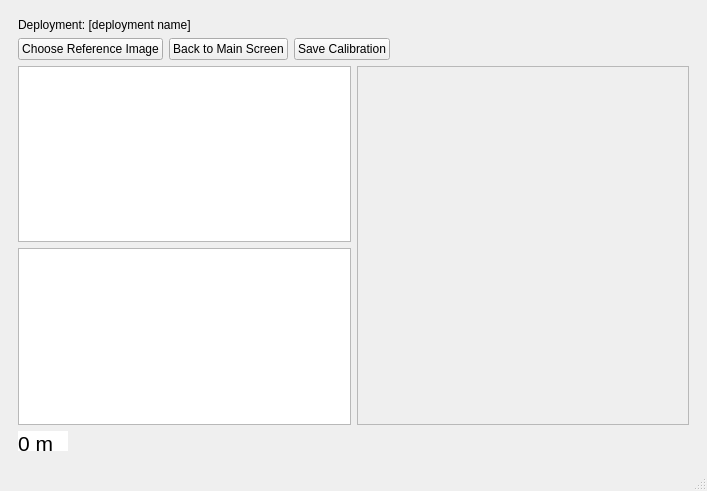
Old version of the form gui.ui in the repository adam-kosinski/Data-Plus-Zoe-Depth.
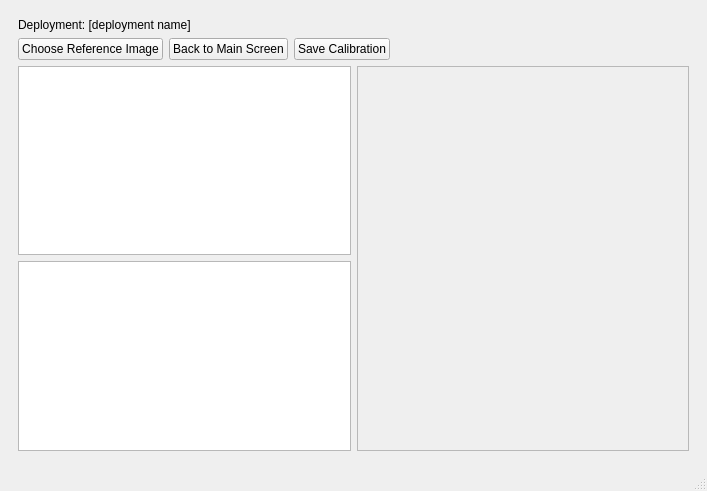
New version of the form. The open tabs and pages were chosen to show the change.

Commit message: Depth hover tooltip fully working

The edit to the form file:
```diff
--- a/gui.ui
+++ b/gui.ui
@@ -236,7 +236,7 @@
                <x>0</x>
                <y>0</y>
                <width>336</width>
-               <height>363</height>
+               <height>387</height>
               </rect>
              </property>
              <layout class="QVBoxLayout" name="verticalLayout_6">
@@ -262,465 +262,6 @@
           </item>
          </layout>
         </item>
-        <item>
-         <widget class="QWidget" name="calibrationDepthTooltip" native="true">
-          <property name="sizePolicy">
-           <sizepolicy hsizetype="Fixed" vsizetype="Fixed">
-            <horstretch>0</horstretch>
-            <verstretch>0</verstretch>
-           </sizepolicy>
-          </property>
-          <property name="minimumSize">
-           <size>
-            <width>50</width>
-            <height>20</height>
-           </size>
-          </property>
-          <property name="palette">
-           <palette>
-            <active>
-             <colorrole role="WindowText">
-              <brush brushstyle="SolidPattern">
-               <color alpha="255">
-                <red>0</red>
-                <green>0</green>
-                <blue>0</blue>
-               </color>
-              </brush>
-             </colorrole>
-             <colorrole role="Button">
-              <brush brushstyle="SolidPattern">
-               <color alpha="255">
-                <red>255</red>
-                <green>255</green>
-                <blue>255</blue>
-               </color>
-              </brush>
-             </colorrole>
-             <colorrole role="Light">
-              <brush brushstyle="SolidPattern">
-               <color alpha="255">
-                <red>255</red>
-                <green>255</green>
-                <blue>255</blue>
-               </color>
-              </brush>
-             </colorrole>
-             <colorrole role="Midlight">
-              <brush brushstyle="SolidPattern">
-               <color alpha="255">
-                <red>255</red>
-                <green>255</green>
-                <blue>255</blue>
-               </color>
-              </brush>
-             </colorrole>
-             <colorrole role="Dark">
-              <brush brushstyle="SolidPattern">
-               <color alpha="255">
-                <red>127</red>
-                <green>127</green>
-                <blue>127</blue>
-               </color>
-              </brush>
-             </colorrole>
-             <colorrole role="Mid">
-              <brush brushstyle="SolidPattern">
-               <color alpha="255">
-                <red>170</red>
-                <green>170</green>
-                <blue>170</blue>
-               </color>
-              </brush>
-             </colorrole>
-             <colorrole role="Text">
-              <brush brushstyle="SolidPattern">
-               <color alpha="255">
-                <red>0</red>
-                <green>0</green>
-                <blue>0</blue>
-               </color>
-              </brush>
-             </colorrole>
-             <colorrole role="BrightText">
-              <brush brushstyle="SolidPattern">
-               <color alpha="255">
-                <red>255</red>
-                <green>255</green>
-                <blue>255</blue>
-               </color>
-              </brush>
-             </colorrole>
-             <colorrole role="ButtonText">
-              <brush brushstyle="SolidPattern">
-               <color alpha="255">
-                <red>0</red>
-                <green>0</green>
-                <blue>0</blue>
-               </color>
-              </brush>
-             </colorrole>
-             <colorrole role="Base">
-              <brush brushstyle="SolidPattern">
-               <color alpha="255">
-                <red>255</red>
-                <green>255</green>
-                <blue>255</blue>
-               </color>
-              </brush>
-             </colorrole>
-             <colorrole role="Window">
-              <brush brushstyle="SolidPattern">
-               <color alpha="255">
-                <red>255</red>
-                <green>255</green>
-                <blue>255</blue>
-               </color>
-              </brush>
-             </colorrole>
-             <colorrole role="Shadow">
-              <brush brushstyle="SolidPattern">
-               <color alpha="255">
-                <red>0</red>
-                <green>0</green>
-                <blue>0</blue>
-               </color>
-              </brush>
-             </colorrole>
-             <colorrole role="AlternateBase">
-              <brush brushstyle="SolidPattern">
-               <color alpha="255">
-                <red>255</red>
-                <green>255</green>
-                <blue>255</blue>
-               </color>
-              </brush>
-             </colorrole>
-             <colorrole role="ToolTipBase">
-              <brush brushstyle="SolidPattern">
-               <color alpha="255">
-                <red>255</red>
-                <green>255</green>
-                <blue>220</blue>
-               </color>
-              </brush>
-             </colorrole>
-             <colorrole role="ToolTipText">
-              <brush brushstyle="SolidPattern">
-               <color alpha="255">
-                <red>0</red>
-                <green>0</green>
-                <blue>0</blue>
-               </color>
-              </brush>
-             </colorrole>
-            </active>
-            <inactive>
-             <colorrole role="WindowText">
-              <brush brushstyle="SolidPattern">
-               <color alpha="255">
-                <red>0</red>
-                <green>0</green>
-                <blue>0</blue>
-               </color>
-              </brush>
-             </colorrole>
-             <colorrole role="Button">
-              <brush brushstyle="SolidPattern">
-               <color alpha="255">
-                <red>255</red>
-                <green>255</green>
-                <blue>255</blue>
-               </color>
-              </brush>
-             </colorrole>
-             <colorrole role="Light">
-              <brush brushstyle="SolidPattern">
-               <color alpha="255">
-                <red>255</red>
-                <green>255</green>
-                <blue>255</blue>
-               </color>
-              </brush>
-             </colorrole>
-             <colorrole role="Midlight">
-              <brush brushstyle="SolidPattern">
-               <color alpha="255">
-                <red>255</red>
-                <green>255</green>
-                <blue>255</blue>
-               </color>
-              </brush>
-             </colorrole>
-             <colorrole role="Dark">
-              <brush brushstyle="SolidPattern">
-               <color alpha="255">
-                <red>127</red>
-                <green>127</green>
-                <blue>127</blue>
-               </color>
-              </brush>
-             </colorrole>
-             <colorrole role="Mid">
-              <brush brushstyle="SolidPattern">
-               <color alpha="255">
-                <red>170</red>
-                <green>170</green>
-                <blue>170</blue>
-               </color>
-              </brush>
-             </colorrole>
-             <colorrole role="Text">
-              <brush brushstyle="SolidPattern">
-               <color alpha="255">
-                <red>0</red>
-                <green>0</green>
-                <blue>0</blue>
-               </color>
-              </brush>
-             </colorrole>
-             <colorrole role="BrightText">
-              <brush brushstyle="SolidPattern">
-               <color alpha="255">
-                <red>255</red>
-                <green>255</green>
-                <blue>255</blue>
-               </color>
-              </brush>
-             </colorrole>
-             <colorrole role="ButtonText">
-              <brush brushstyle="SolidPattern">
-               <color alpha="255">
-                <red>0</red>
-                <green>0</green>
-                <blue>0</blue>
-               </color>
-              </brush>
-             </colorrole>
-             <colorrole role="Base">
-              <brush brushstyle="SolidPattern">
-               <color alpha="255">
-                <red>255</red>
-                <green>255</green>
-                <blue>255</blue>
-               </color>
-              </brush>
-             </colorrole>
-             <colorrole role="Window">
-              <brush brushstyle="SolidPattern">
-               <color alpha="255">
-                <red>255</red>
-                <green>255</green>
-                <blue>255</blue>
-               </color>
-              </brush>
-             </colorrole>
-             <colorrole role="Shadow">
-              <brush brushstyle="SolidPattern">
-               <color alpha="255">
-                <red>0</red>
-                <green>0</green>
-                <blue>0</blue>
-               </color>
-              </brush>
-             </colorrole>
-             <colorrole role="AlternateBase">
-              <brush brushstyle="SolidPattern">
-               <color alpha="255">
-                <red>255</red>
-                <green>255</green>
-                <blue>255</blue>
-               </color>
-              </brush>
-             </colorrole>
-             <colorrole role="ToolTipBase">
-              <brush brushstyle="SolidPattern">
-               <color alpha="255">
-                <red>255</red>
-                <green>255</green>
-                <blue>220</blue>
-               </color>
-              </brush>
-             </colorrole>
-             <colorrole role="ToolTipText">
-              <brush brushstyle="SolidPattern">
-               <color alpha="255">
-                <red>0</red>
-                <green>0</green>
-                <blue>0</blue>
-               </color>
-              </brush>
-             </colorrole>
-            </inactive>
-            <disabled>
-             <colorrole role="WindowText">
-              <brush brushstyle="SolidPattern">
-               <color alpha="255">
-                <red>127</red>
-                <green>127</green>
-                <blue>127</blue>
-               </color>
-              </brush>
-             </colorrole>
-             <colorrole role="Button">
-              <brush brushstyle="SolidPattern">
-               <color alpha="255">
-                <red>255</red>
-                <green>255</green>
-                <blue>255</blue>
-               </color>
-              </brush>
-             </colorrole>
-             <colorrole role="Light">
-              <brush brushstyle="SolidPattern">
-               <color alpha="255">
-                <red>255</red>
-                <green>255</green>
-                <blue>255</blue>
-               </color>
-              </brush>
-             </colorrole>
-             <colorrole role="Midlight">
-              <brush brushstyle="SolidPattern">
-               <color alpha="255">
-                <red>255</red>
-                <green>255</green>
-                <blue>255</blue>
-               </color>
-              </brush>
-             </colorrole>
-             <colorrole role="Dark">
-              <brush brushstyle="SolidPattern">
-               <color alpha="255">
-                <red>127</red>
-                <green>127</green>
-                <blue>127</blue>
-               </color>
-              </brush>
-             </colorrole>
-             <colorrole role="Mid">
-              <brush brushstyle="SolidPattern">
-               <color alpha="255">
-                <red>170</red>
-                <green>170</green>
-                <blue>170</blue>
-               </color>
-              </brush>
-             </colorrole>
-             <colorrole role="Text">
-              <brush brushstyle="SolidPattern">
-               <color alpha="255">
-                <red>127</red>
-                <green>127</green>
-                <blue>127</blue>
-               </color>
-              </brush>
-             </colorrole>
-             <colorrole role="BrightText">
-              <brush brushstyle="SolidPattern">
-               <color alpha="255">
-                <red>255</red>
-                <green>255</green>
-                <blue>255</blue>
-               </color>
-              </brush>
-             </colorrole>
-             <colorrole role="ButtonText">
-              <brush brushstyle="SolidPattern">
-               <color alpha="255">
-                <red>127</red>
-                <green>127</green>
-                <blue>127</blue>
-               </color>
-              </brush>
-             </colorrole>
-             <colorrole role="Base">
-              <brush brushstyle="SolidPattern">
-               <color alpha="255">
-                <red>255</red>
-                <green>255</green>
-                <blue>255</blue>
-               </color>
-              </brush>
-             </colorrole>
-             <colorrole role="Window">
-              <brush brushstyle="SolidPattern">
-               <color alpha="255">
-                <red>255</red>
-                <green>255</green>
-                <blue>255</blue>
-               </color>
-              </brush>
-             </colorrole>
-             <colorrole role="Shadow">
-              <brush brushstyle="SolidPattern">
-               <color alpha="255">
-                <red>0</red>
-                <green>0</green>
-                <blue>0</blue>
-               </color>
-              </brush>
-             </colorrole>
-             <colorrole role="AlternateBase">
-              <brush brushstyle="SolidPattern">
-               <color alpha="255">
-                <red>255</red>
-                <green>255</green>
-                <blue>255</blue>
-               </color>
-              </brush>
-             </colorrole>
-             <colorrole role="ToolTipBase">
-              <brush brushstyle="SolidPattern">
-               <color alpha="255">
-                <red>255</red>
-                <green>255</green>
-                <blue>220</blue>
-               </color>
-              </brush>
-             </colorrole>
-             <colorrole role="ToolTipText">
-              <brush brushstyle="SolidPattern">
-               <color alpha="255">
-                <red>0</red>
-                <green>0</green>
-                <blue>0</blue>
-               </color>
-              </brush>
-             </colorrole>
-            </disabled>
-           </palette>
-          </property>
-          <property name="autoFillBackground">
-           <bool>true</bool>
-          </property>
-          <widget class="QLabel" name="calibrationDepthTooltipLabel">
-           <property name="geometry">
-            <rect>
-             <x>0</x>
-             <y>0</y>
-             <width>50</width>
-             <height>20</height>
-            </rect>
-           </property>
-           <property name="sizePolicy">
-            <sizepolicy hsizetype="Preferred" vsizetype="Preferred">
-             <horstretch>0</horstretch>
-             <verstretch>0</verstretch>
-            </sizepolicy>
-           </property>
-           <property name="minimumSize">
-            <size>
-             <width>50</width>
-             <height>20</height>
-            </size>
-           </property>
-           <property name="text">
-            <string>&lt;html&gt;&lt;head/&gt;&lt;body&gt;&lt;p&gt;&lt;span style=&quot; font-size:16pt;&quot;&gt;0 m&lt;/span&gt;&lt;/p&gt;&lt;/body&gt;&lt;/html&gt;</string>
-           </property>
-          </widget>
-         </widget>
-        </item>
        </layout>
       </widget>
      </widget>
```
The commit also changes 1 other file.
